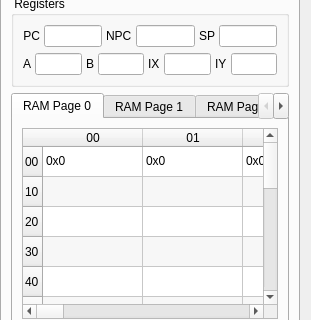
Old version of the form ui/E0C6200.ui in the repository azya52/BrickEmuPy; both pictures show x 0 to 311 and y 93 to 413 of the 311 by 690 pixel window.
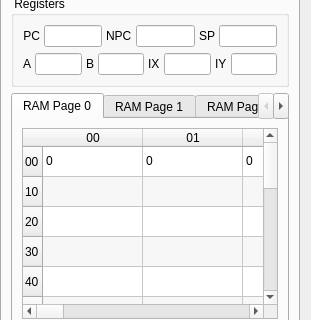
New version of the form. Icons and pictures are not drawn.

```diff
--- a/ui/E0C6200.ui
+++ b/ui/E0C6200.ui
@@ -495,82 +495,82 @@
                   </column>
                   <item row="0" column="0">
                   <property name="text">
-                    <string>0x0</string>
+                    <string>0</string>
                   </property>
                   </item>
                   <item row="0" column="1">
                   <property name="text">
-                    <string>0x0</string>
+                    <string>0</string>
                   </property>
                   </item>
                   <item row="0" column="2">
                   <property name="text">
-                    <string>0x0</string>
+                    <string>0</string>
                   </property>
                   </item>
                   <item row="0" column="3">
                   <property name="text">
-                    <string>0x0</string>
+                    <string>0</string>
                   </property>
                   </item>
                   <item row="0" column="4">
                   <property name="text">
-                    <string>0x0</string>
+                    <string>0</string>
                   </property>
                   </item>
                   <item row="0" column="5">
                   <property name="text">
-                    <string>0x0</string>
+                    <string>0</string>
                   </property>
                   </item>
                   <item row="0" column="6">
                   <property name="text">
-                    <string>0x0</string>
+                    <string>0</string>
                   </property>
                   </item>
                   <item row="0" column="7">
                   <property name="text">
-                    <string>0x0</string>
+                    <string>0</string>
                   </property>
                   </item>
                   <item row="0" column="8">
                   <property name="text">
-                    <string>0x0</string>
+                    <string>0</string>
                   </property>
                   </item>
                   <item row="0" column="9">
                   <property name="text">
-                    <string>0x0</string>
+                    <string>0</string>
                   </property>
                   </item>
                   <item row="0" column="10">
                   <property name="text">
-                    <string>0x0</string>
+                    <string>0</string>
                   </property>
                   </item>
                   <item row="0" column="11">
                   <property name="text">
-                    <string>0x0</string>
+                    <string>0</string>
                   </property>
                   </item>
                   <item row="0" column="12">
                   <property name="text">
-                    <string>0x0</string>
+                    <string>0</string>
                   </property>
                   </item>
                   <item row="0" column="13">
                   <property name="text">
-                    <string>0x0</string>
+                    <string>0</string>
                   </property>
                   </item>
                   <item row="0" column="14">
                   <property name="text">
-                    <string>0x0</string>
+                    <string>0</string>
                   </property>
                   </item>
                   <item row="0" column="15">
                   <property name="text">
-                    <string>0x0</string>
+                    <string>0</string>
                   </property>
                   </item>
                   <item row="1" column="0"/>
@@ -2081,7 +2081,7 @@
             <attribute name="title">
               <string>IORAM</string>
             </attribute>
-            <layout class="QVBoxLayout" name="vramLayout">
+            <layout class="QVBoxLayout" name="ioramLayout">
               <item>
                 <widget class="QTableWidget" name="ioramDataTable">
                   <property name="alternatingRowColors">
```
Left out of the diff: 109 changed lines with no effect on the pictures.
